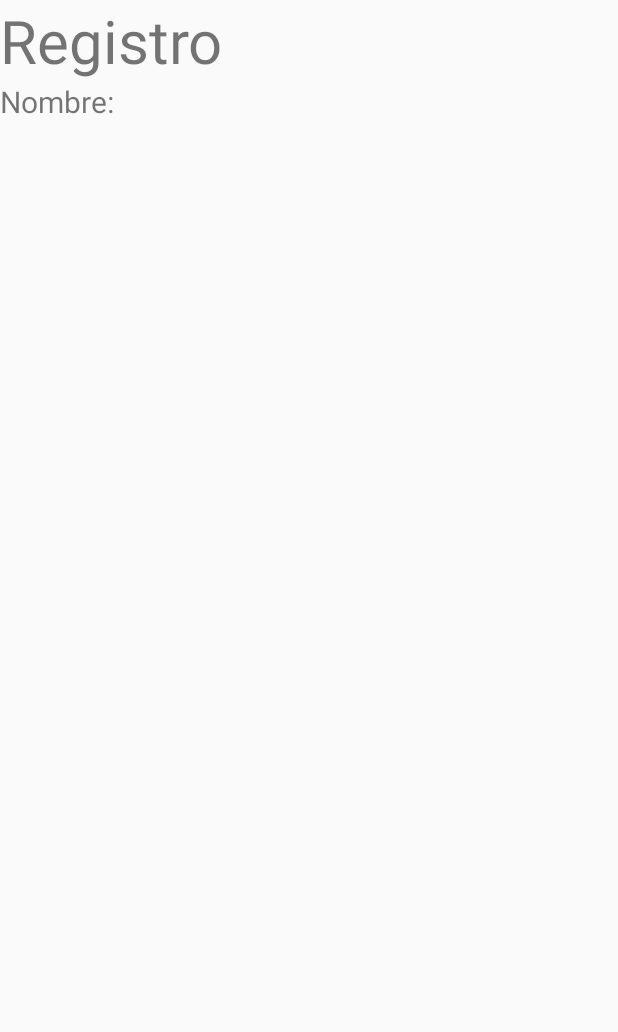
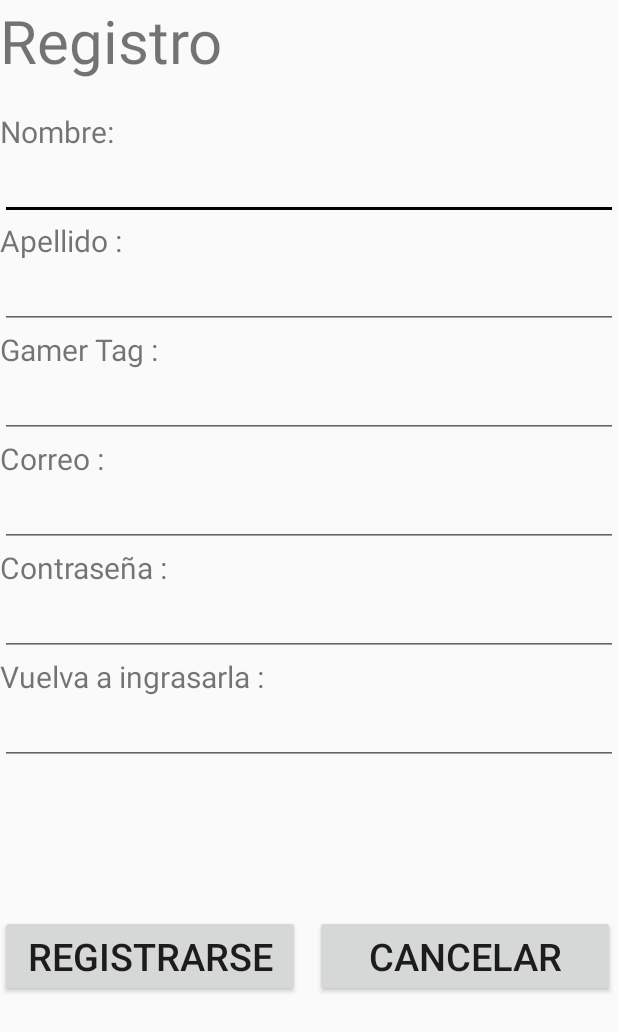
Before and after one commit to Relg99/GuessWho, an Android app: the RegistroActivity screen opened directly, with no data from a screen before it, on a phone screen of 412 x 824 dp. Shown: the top 1032 px of the screen. Run offline under Robolectric (Android 15) with nearby library versions, the phone set to English and light mode, and no system bars; our stand-ins replace Firebase (no records; nobody signed in at launch, a user with empty details on screens opened directly).

Commit message:
v1.4 Registro actualizado

```diff
--- a/app/build.gradle
+++ b/app/build.gradle
@@ -32,4 +32,6 @@ dependencies {
     implementation 'com.google.firebase:firebase-core:16.0.5'
     implementation 'com.android.volley:volley:1.1.1'
 
+    implementation 'com.google.firebase:firebase-database:16.0.5'
+    implementation 'com.google.firebase:firebase-core:16.0.5'
 }
--- a/app/src/main/java/com/rnagames/guesswho/RegistroActivity.java
+++ b/app/src/main/java/com/rnagames/guesswho/RegistroActivity.java
@@ -3,18 +3,89 @@ package com.rnagames.guesswho;
 import android.content.Intent;
 import android.support.v7.app.AppCompatActivity;
 import android.os.Bundle;
+import android.util.Log;
+import android.view.View;
+import android.widget.EditText;
+import android.widget.TextView;
+import android.widget.Toast;
+
+import com.google.firebase.database.DataSnapshot;
+import com.google.firebase.database.DatabaseError;
+import com.google.firebase.database.DatabaseReference;
+import com.google.firebase.database.FirebaseDatabase;
+import com.google.firebase.database.ValueEventListener;
 
 public class RegistroActivity extends AppCompatActivity {
 
     public int res;
+    public static final String TAG = "MENSAJEEEE";
+
+    TextView tvNombre,tvApellido,tvGamerTag, tvCorreo, tvContraseña1, getTvContraseña2;
+    EditText etNombre, etApellido, etGamerTag, etCorreo, etContraseña1, etContraseña2;
+
+    String sNombre, sApellido, sGamerTag, sCorreo, sContraseña1, sContraseña2;
 
     @Override
     protected void onCreate(Bundle savedInstanceState) {
         super.onCreate(savedInstanceState);
         setContentView(R.layout.activity_registro);
 
+        etNombre = findViewById(R.id.etNombre);
+        etApellido = findViewById(R.id.etApellido);
+        etGamerTag = findViewById(R.id.etGamerTag);
+        etCorreo = findViewById(R.id.etCorreo);
+        etContraseña1 = findViewById(R.id.etContraseñaIntento1);
+        etContraseña2 = findViewById(R.id.etContraseñaIntento2);
+
+
+
         Intent i = getIntent();
 
         res = i.getIntExtra("facnum",-200);
+
+        // Write a message to the database
+        FirebaseDatabase database = FirebaseDatabase.getInstance();
+        DatabaseReference myRef = database.getReference("message");
+
+        myRef.setValue("Hello, World!");
+
+        /*
+        // Read from the database
+        myRef.addValueEventListener(new ValueEventListener() {
+            @Override
+            public void onDataChange(DataSnapshot dataSnapshot) {
+                // This method is called once with the initial value and again
+                // whenever data at this location is updated.
+                String value = dataSnapshot.getValue(String.class);
+                Log.d(TAG, "Value is: " + value);
+            }
+
+            @Override
+            public void onCancelled(DatabaseError error) {
+                // Failed to read value
+                Log.w(TAG, "Failed to read value.", error.toException());
+            }
+        });
+        */
     }
+
+    public void clickVerificar (View view)
+    {
+        if (etNombre.getText().toString().equals("")||etApellido.getText().toString().equals("")||etGamerTag.getText().toString().equals("")||etCorreo.getText().toString().equals("")||etContraseña1.getText().toString().equals("")||etContraseña2.getText().toString().equals(""))
+        {
+            Toast.makeText(this,"No ha completado todos los datos.",Toast.LENGTH_SHORT).show();
+        }
+        else
+        {
+
+        }
+
+    }
+
+    public void clickCancelar (View view)
+    {
+        finish();
+    }
+
+
 }
--- a/app/src/main/res/layout/activity_registro.xml
+++ b/app/src/main/res/layout/activity_registro.xml
@@ -8,16 +8,118 @@
     android:orientation="vertical">
 
     <TextView
+        android:id="@+id/tvRegistroTitulo"
         android:text="Registro"
+        android:layout_marginBottom="20dp"
         android:textSize="40sp"
-        android:layout_width="wrap_content"
+        android:layout_width="match_parent"
         android:layout_height="wrap_content" />
 
     <TextView
+        android:id="@+id/tvNombre"
         android:text="Nombre: "
         android:textSize="20sp"
-        android:layout_width="wrap_content"
+        android:layout_width="match_parent"
         android:layout_height="wrap_content" />
+
+    <EditText
+        android:id="@+id/etNombre"
+        android:maxLines="1"
+        android:layout_width="match_parent"
+        android:layout_height="wrap_content" />
+
+    <TextView
+        android:id="@+id/tvApellido"
+        android:text="Apellido :"
+        android:textSize="20sp"
+        android:layout_width="match_parent"
+        android:layout_height="wrap_content" />
+
+    <EditText
+        android:id="@+id/etApellido"
+        android:maxLines="1"
+        android:layout_width="match_parent"
+        android:layout_height="wrap_content" />
+
+    <TextView
+        android:id="@+id/tvGamerTag"
+        android:text="Gamer Tag :"
+        android:textSize="20sp"
+        android:layout_width="match_parent"
+        android:layout_height="wrap_content" />
+
+    <EditText
+        android:id="@+id/etGamerTag"
+        android:maxLines="1"
+        android:layout_width="match_parent"
+        android:layout_height="wrap_content" />
+
+    <TextView
+        android:id="@+id/tvCorreo"
+        android:text="Correo :"
+        android:textSize="20sp"
+        android:layout_width="match_parent"
+        android:layout_height="wrap_content" />
+
+    <EditText
+        android:id="@+id/etCorreo"
+        android:maxLines="1"
+        android:layout_width="match_parent"
+        android:layout_height="wrap_content" />
+
+    <TextView
+        android:id="@+id/tvContraseñaIntento1"
+        android:text="Contraseña :"
+        android:textSize="20sp"
+        android:layout_width="match_parent"
+        android:layout_height="wrap_content" />
+
+    <EditText
+        android:id="@+id/etContraseñaIntento1"
+        android:maxLines="1"
+        android:layout_width="match_parent"
+        android:layout_height="wrap_content"
+        android:inputType="textPassword"/>
+
+    <TextView
+        android:id="@+id/tvContraseñaIntento2"
+        android:text="Vuelva a ingrasarla :"
+        android:textSize="20sp"
+        android:layout_width="match_parent"
+        android:layout_height="wrap_content" />
+
+    <EditText
+        android:id="@+id/etContraseñaIntento2"
+        android:maxLines="1"
+        android:layout_width="match_parent"
+        android:layout_height="wrap_content"
+        android:inputType="textPassword"/>
+
+    <LinearLayout
+        android:layout_width="match_parent"
+        android:layout_height="match_parent">
+
+        <Button
+            android:id="@+id/bVerificarInformacion"
+            android:onClick="clickVerificar"
+            android:text="Registrarse"
+            android:textSize="25dp"
+            android:layout_marginEnd="10dp"
+            android:layout_marginTop="100dp"
+            android:layout_width="200dp"
+            android:layout_height="wrap_content" />
+
+        <Button
+            android:id="@+id/bCancelar"
+            android:onClick="clickCancelar"
+            android:text="Cancelar"
+            android:textSize="25dp"
+            android:layout_marginTop="100dp"
+            android:layout_width="200dp"
+            android:layout_height="wrap_content" />
+
+    </LinearLayout>
+
 
 
 </LinearLayout>
```
Also changed, not shown: 1 other file.
